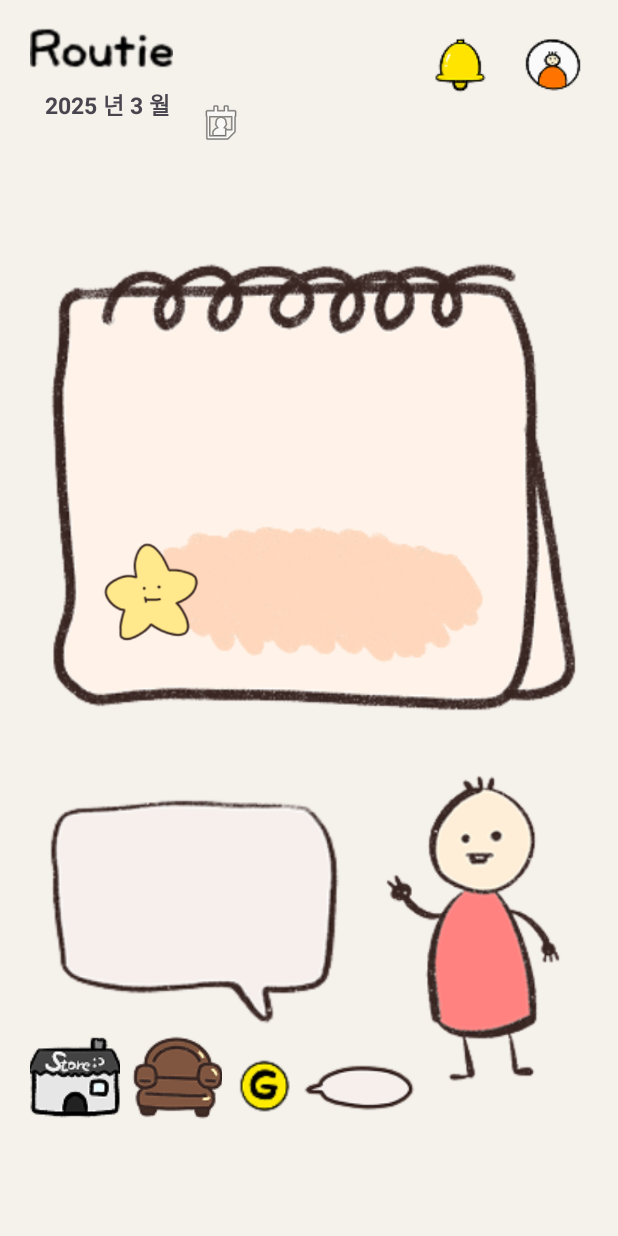
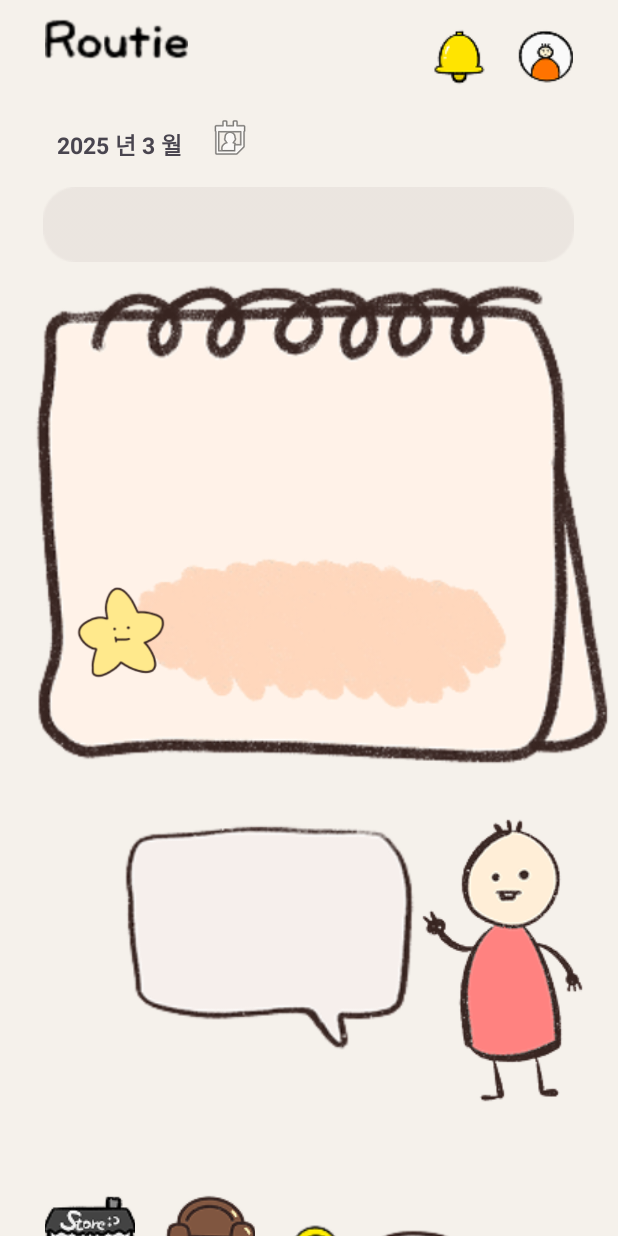
Before and after one commit to hanni316/routie, an Android app: the MainFragment screen opened through its navigation route, on a phone screen of 412 x 824 dp. Run offline under Robolectric (Android 15) with nearby library versions, the phone set to English and light mode, and no system bars; our stand-ins replace navigation-ui.

Commit message:
fragment_main 레이아웃
레이아웃 수정

```diff
--- a/routie-mobile/app/src/main/res/layout/fragment_main.xml
+++ b/routie-mobile/app/src/main/res/layout/fragment_main.xml
@@ -1,190 +1,225 @@
 <?xml version="1.0" encoding="utf-8"?>
-<androidx.constraintlayout.widget.ConstraintLayout
-    xmlns:android="http://schemas.android.com/apk/res/android"
+<FrameLayout xmlns:android="http://schemas.android.com/apk/res/android"
     xmlns:app="http://schemas.android.com/apk/res-auto"
     xmlns:tools="http://schemas.android.com/tools"
     android:layout_width="match_parent"
     android:layout_height="match_parent"
     android:background="#F5F1EB"
-    tools:context=".fragment.MainFragment">
+    tools:context="com.gbsb.routiemobile.MainFragment">
 
-    <!-- 상단바 -->
+    <LinearLayout
+        android:id="@+id/linearLayout"
+        android:layout_width="match_parent"
+        android:layout_height="wrap_content"
+        android:gravity="center_horizontal"
+        android:orientation="vertical">
+
+        <!-- 상단 레이아웃 -->
+        <LinearLayout
+            android:id="@+id/TopLayout"
+            android:layout_width="match_parent"
+            android:layout_height="68dp"
+            android:gravity="center_vertical"
+            android:orientation="horizontal"
+            android:paddingLeft="20dp"
+            android:paddingRight="20dp">
+
+            <LinearLayout
+                android:id="@+id/TitleLayout"
+                android:layout_width="wrap_content"
+                android:layout_height="wrap_content"
+                android:layout_margin="10dp"
+                android:gravity="center_horizontal"
+                android:orientation="vertical">
+
+                <LinearLayout
+                    android:layout_width="match_parent"
+                    android:layout_height="match_parent"
+                    android:orientation="horizontal">
+
                     <ImageView
                         android:id="@+id/img_title"
                         android:layout_width="95dp"
                         android:layout_height="32dp"
-        app:srcCompat="@drawable/routie_"
-        app:layout_constraintStart_toStartOf="parent"
-        app:layout_constraintTop_toTopOf="parent"
-        android:layout_marginStart="20dp"
-        android:layout_marginTop="16dp"/>
+                        app:srcCompat="@drawable/routie_" />
 
-    <!-- 날짜 선택 -->
+                    <LinearLayout
+                        android:layout_width="155dp"
+                        android:layout_height="match_parent"
+                        android:orientation="horizontal"></LinearLayout>
 
                     <ImageButton
                         android:id="@+id/btn_bell"
                         android:layout_width="55dp"
                         android:layout_height="55dp"
-        android:layout_marginTop="15dp"
-        android:layout_marginEnd="4dp"
                         android:background="@android:color/transparent"
-        app:layout_constraintEnd_toStartOf="@id/btn_profile"
-        app:layout_constraintTop_toTopOf="parent"
-        app:srcCompat="@drawable/bell"
-        android:contentDescription="알림버튼"/>
-
+                        android:contentDescription="알림버튼"
+                        app:srcCompat="@drawable/bell" />
 
                     <ImageButton
                         android:id="@+id/btn_profile"
                         android:layout_width="55dp"
                         android:layout_height="55dp"
-        android:layout_marginTop="15dp"
-        android:layout_marginEnd="16dp"
                         android:background="@android:color/transparent"
-        app:layout_constraintEnd_toEndOf="parent"
-        app:layout_constraintTop_toTopOf="parent"
-        app:srcCompat="@drawable/profile"
-        android:contentDescription="프로필버튼"/>
+                        android:contentDescription="프로필로 이동"
+                        app:srcCompat="@drawable/profile" />
+                </LinearLayout>
+
+            </LinearLayout>
+
+        </LinearLayout>
+
+        <!-- 날짜 선택 레이아웃 -->
+        <LinearLayout
+            android:id="@+id/DateLayout"
+            android:layout_width="match_parent"
+            android:layout_height="wrap_content"
+            android:orientation="vertical">
+
+            <LinearLayout
+                android:id="@+id/YMLayout"
+                android:layout_width="match_parent"
+                android:layout_height="wrap_content"
+                android:layout_marginLeft="30dp"
+                android:orientation="horizontal">
 
                 <TextView
                     android:id="@+id/txt_nowdate"
                     android:layout_width="wrap_content"
                     android:layout_height="wrap_content"
+                    android:layout_gravity="bottom"
+                    android:padding="8dp"
                     android:text="년 월"
                     android:textSize="15sp"
-        android:textStyle="bold"
-        app:layout_constraintStart_toStartOf="parent"
-        android:layout_marginStart="30dp"
-        app:layout_constraintTop_toBottomOf="@id/img_title"
-        android:layout_marginTop="10dp"/>
+                    android:textStyle="bold" />
 
                 <ImageButton
                     android:id="@+id/btn_selectdate"
                     android:layout_width="48dp"
                     android:layout_height="48dp"
                     android:background="?attr/selectableItemBackgroundBorderless"
-        android:src="@android:drawable/ic_menu_my_calendar"
-        app:layout_constraintStart_toEndOf="@id/txt_nowdate"
-        app:layout_constraintTop_toTopOf="@id/txt_nowdate"
-        android:layout_marginStart="10dp"
-        android:contentDescription="달력"/>
-
-    <!-- 스케치북 -->
+                    android:contentDescription="날짜 선택 버튼"
+                    android:src="@android:drawable/ic_menu_my_calendar" />
+            </LinearLayout>
 
             <ImageView
+                android:id="@+id/img_datefield"
+                android:layout_width="354dp"
+                android:layout_height="67dp"
+                android:layout_gravity="center"
+                app:srcCompat="@drawable/rectangle" />
+        </LinearLayout>
+
+        <!-- 스케치북 레이아웃 -->
+        <LinearLayout
             android:id="@+id/SketchbookLayout"
-        android:layout_width="378dp"
-        android:layout_height="306dp"
-        android:layout_marginStart="12dp"
-        android:layout_marginTop="88dp"
+            android:layout_width="match_parent"
+            android:layout_height="327dp"
             android:background="@drawable/memo"
-        app:layout_constraintStart_toStartOf="parent"
-        app:layout_constraintTop_toBottomOf="@id/txt_nowdate" />
+            android:orientation="vertical">
 
-
-    <ImageView
-        android:id="@+id/img_sketchbook_highlight"
-        android:layout_width="239dp"
-        android:layout_height="114dp"
-        android:layout_marginStart="76dp"
-        android:layout_marginTop="168dp"
-        app:layout_constraintStart_toStartOf="@id/SketchbookLayout"
-        app:layout_constraintTop_toTopOf="@id/SketchbookLayout"
-        app:srcCompat="@drawable/crayon" />
+            <LinearLayout
+                android:id="@+id/DrawingLayout"
+                android:layout_width="match_parent"
+                android:layout_height="wrap_content"
+                android:gravity="center_vertical"
+                android:orientation="horizontal"
+                android:translationY="180dp">
 
                 <ImageView
                     android:id="@+id/img_sketchbook_staricon"
                     android:layout_width="80dp"
-        android:layout_height="80dp"
-        android:layout_marginStart="48dp"
-        android:layout_marginTop="16dp"
-        app:layout_constraintStart_toStartOf="@id/SketchbookLayout"
-        app:layout_constraintTop_toTopOf="@id/img_sketchbook_highlight"
+                    android:layout_height="74dp"
+                    android:translationX="40dp"
+                    android:translationZ="1dp"
                     app:srcCompat="@drawable/star" />
 
-<!--    운동정보  -->
+                <ImageView
+                    android:id="@+id/img_sketchbook_highlight"
+                    android:layout_width="263dp"
+                    android:layout_height="114dp"
+                    app:srcCompat="@drawable/crayon" />
+            </LinearLayout>
+        </LinearLayout>
+
+        <!-- 데일리 레이아웃 -->
+        <LinearLayout
+            android:id="@+id/DailyLayout"
+            android:layout_width="match_parent"
+            android:layout_height="237dp"
+            android:gravity="end"
+            android:orientation="horizontal"
+            android:paddingTop="30dp">
+
             <ImageView
                 android:id="@+id/img_dailybriefing"
                 android:layout_width="200dp"
                 android:layout_height="168dp"
-        android:layout_marginStart="28dp"
-        android:layout_marginTop="48dp"
-        app:layout_constraintStart_toStartOf="parent"
-        app:layout_constraintTop_toBottomOf="@id/SketchbookLayout"
                 app:srcCompat="@drawable/bubble" />
 
             <ImageView
                 android:id="@+id/img_character"
-        android:layout_width="129dp"
-        android:layout_height="213dp"
-        android:layout_marginTop="36dp"
-        android:layout_marginEnd="32dp"
-        app:layout_constraintEnd_toEndOf="parent"
-        app:layout_constraintTop_toBottomOf="@id/SketchbookLayout"
-        app:srcCompat="@drawable/character" />
-
-    <androidx.constraintlayout.widget.Guideline
-        android:id="@+id/guideline_center"
                 android:layout_width="wrap_content"
                 android:layout_height="wrap_content"
-        app:layout_constraintGuide_percent="0.5"
-        android:orientation="vertical"/>
-<!--하단정보 -->
+                android:layout_marginRight="20dp"
+                app:srcCompat="@drawable/character" />
+        </LinearLayout>
+
+        <!-- 하단 버튼 레이아웃 -->
+        <LinearLayout
+            android:layout_width="match_parent"
+            android:layout_height="106dp"
+            android:gravity="bottom"
+            android:orientation="horizontal">
+
             <ImageButton
                 android:id="@+id/btn_shop"
                 android:layout_width="60dp"
                 android:layout_height="60dp"
-        android:layout_marginStart="20dp"
-        android:layout_marginBottom="76dp"
+                android:layout_marginLeft="30dp"
                 android:background="@android:color/transparent"
-        app:layout_constraintBottom_toBottomOf="parent"
-        app:layout_constraintStart_toStartOf="parent"
-        app:srcCompat="@drawable/store"
-        android:contentDescription="상점으로 이동"/>
+                android:contentDescription="상점 이동"
+                app:srcCompat="@drawable/store" />
 
             <ImageButton
                 android:id="@+id/img_myroom"
                 android:layout_width="60dp"
                 android:layout_height="60dp"
-        android:layout_marginStart="8dp"
-        android:layout_marginBottom="76dp"
+                android:layout_marginLeft="20dp"
                 android:background="@android:color/transparent"
-        app:layout_constraintBottom_toBottomOf="parent"
-        app:layout_constraintStart_toEndOf="@id/btn_shop"
-        app:srcCompat="@drawable/sofa"
-        android:contentDescription="방버튼"/>
+                android:contentDescription="방꾸미기"
+                app:srcCompat="@drawable/sofa" />
 
             <ImageView
                 android:id="@+id/img_coin"
                 android:layout_width="40dp"
                 android:layout_height="40dp"
-        android:layout_marginStart="8dp"
-        android:layout_marginBottom="80dp"
-        app:layout_constraintBottom_toBottomOf="parent"
-        app:layout_constraintStart_toEndOf="@id/img_myroom"
+                android:layout_marginLeft="20dp"
+                android:layout_marginTop="10dp"
                 app:srcCompat="@drawable/coin" />
 
             <ImageView
                 android:id="@+id/img_coinfield"
                 android:layout_width="87dp"
                 android:layout_height="37dp"
-        android:layout_marginStart="40dp"
-        android:layout_marginBottom="80dp"
-        app:layout_constraintBottom_toBottomOf="parent"
-        app:layout_constraintStart_toEndOf="@id/img_coin"
-        app:layout_constraintStart_toStartOf="@+id/img_coin"
+                android:layout_marginTop="10dp"
                 app:srcCompat="@drawable/coin_bubble" />
+        </LinearLayout>
+    </LinearLayout>
+
+    <!-- 공지사항 팝업 -->
+    <FrameLayout
+        android:id="@+id/TogleLayout"
+        android:layout_width="match_parent"
+        android:layout_height="match_parent">
 
         <ImageView
             android:id="@+id/img_noticefield"
-        android:layout_width="226dp"
-        android:layout_height="203dp"
-        android:layout_marginStart="128dp"
+            android:layout_width="260dp"
+            android:layout_height="248dp"
+            android:layout_marginLeft="100dp"
             android:visibility="gone"
-        app:layout_constraintStart_toStartOf="parent"
-        app:srcCompat="@drawable/bubble2"
-        tools:layout_editor_absoluteY="16dp"
-        tools:visibility="visible"
-        tools:ignore="MissingConstraints" />
+            app:srcCompat="@drawable/bubble2" />
+    </FrameLayout>
 
-</androidx.constraintlayout.widget.ConstraintLayout>
+</FrameLayout>
```
Lines whose indentation alone changed are shown as unchanged.
